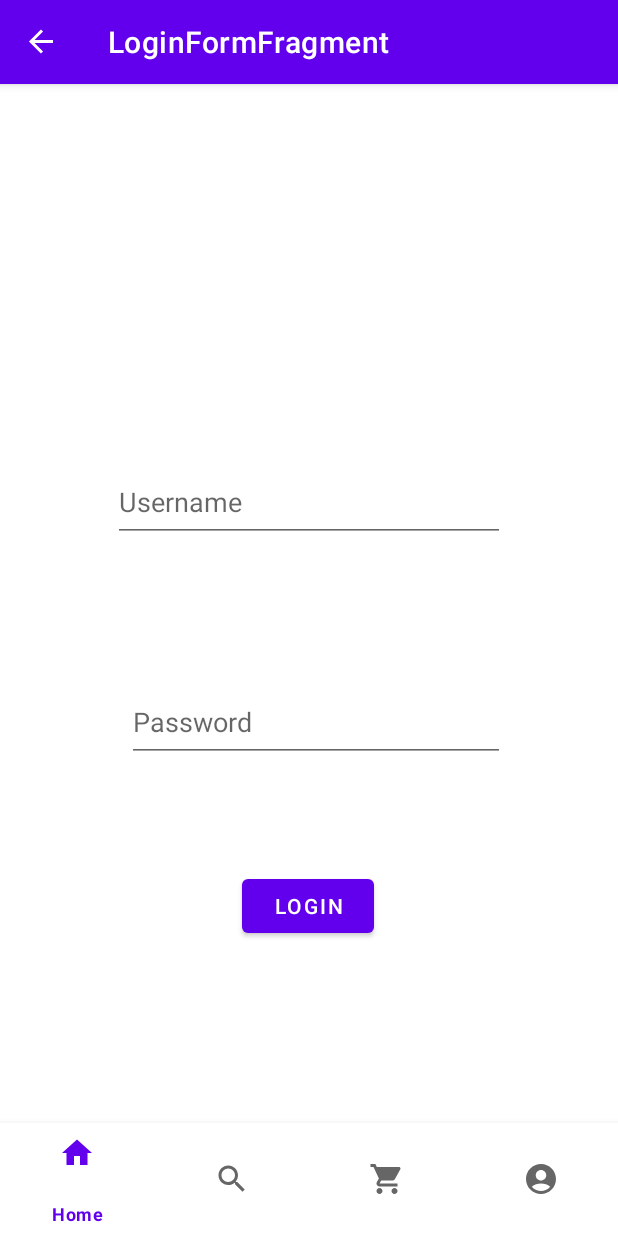
After one commit to UNH-Android-Fall2022/GroceryDeliveryApp-Adesh-Preyash, an Android app: the LoginFormFragment screen opened through its navigation route, on a phone screen of 412 x 824 dp. The commit adds this screen. Run offline under Robolectric (Android 15) with nearby library versions, the phone set to English and light mode, and no system bars; our stand-ins replace Firebase (no records; nobody signed in at launch, a user with empty details on screens opened directly), navigation-ui.

Commit message:
Database call implemented | Create login functionality (Incomplete)

```diff
--- a/app/build.gradle
+++ b/app/build.gradle
@@ -9,7 +9,7 @@ android {
     compileSdk 32
 
     defaultConfig {
-        applicationId "com.example.pianifit_app"
+        applicationId "com.example.grocerydelivery"
         minSdk 30
         targetSdk 32
         versionCode 1
--- a/app/src/main/java/com/example/grocerydelivery/ui/home/HomeFragment.kt
+++ b/app/src/main/java/com/example/grocerydelivery/ui/home/HomeFragment.kt
@@ -38,7 +38,7 @@ class HomeFragment : Fragment() {
 
         binding.buttonLogin.setOnClickListener{
             Log.d(ContentValues.TAG,"Login Button Clicked")
-            val action=HomeFragmentDirections.actionNavigationHomeToLoginFragment()
+            val action=HomeFragmentDirections.actionNavigationHomeToLoginFormFragment()
             findNavController().navigate(action)
         }
         return root
--- /dev/null
+++ b/app/src/main/java/com/example/grocerydelivery/ui/login_user/LoginDetails.kt
@@ -0,0 +1,6 @@
+package com.example.grocerydelivery.ui.login_user
+
+data class LoginDetails ( var username:String="", var password:String="")
+{
+
+}
--- /dev/null
+++ b/app/src/main/java/com/example/grocerydelivery/ui/login_user/LoginFormFragment.kt
@@ -0,0 +1,99 @@
+package com.example.grocerydelivery.ui.login_user
+
+import com.example.grocerydelivery.databinding.FragmentLoginUserBinding
+import android.os.Bundle
+import android.util.Log
+import android.view.LayoutInflater
+import android.view.View
+import android.view.ViewGroup
+import android.widget.TextView
+import androidx.fragment.app.Fragment
+import androidx.lifecycle.ViewModelProvider
+import com.google.firebase.firestore.ktx.firestore
+import com.google.firebase.ktx.Firebase
+
+class LoginFormFragment : Fragment() {
+
+    private var _binding: FragmentLoginUserBinding? = null
+
+    // This property is only valid between onCreateView and
+    // onDestroyView.
+    private val binding get() = _binding!!
+    private val db = Firebase.firestore
+    private var currentUser: String=""
+    private var users:MutableList<LoginDetails> = arrayListOf()
+    private val TAG="GroceryAndroidDebug"
+
+    override fun onCreateView(
+        inflater: LayoutInflater,
+        container: ViewGroup?,
+        savedInstanceState: Bundle?
+    ): View {
+        val notificationsViewModel =
+            ViewModelProvider(this).get(LoginFormViewModel::class.java)
+
+        _binding = FragmentLoginUserBinding.inflate(inflater, container, false)
+        val root: View = binding.root
+        //user_match()
+        user_authentication()
+
+        user_match()
+
+        return root
+    }
+
+    override fun onDestroyView() {
+        super.onDestroyView()
+        _binding = null
+    }
+
+    private fun user_authentication()
+    {
+        val password=binding.passwordInput
+        val username=binding.usernameInput
+
+        db.collection("user").get().
+        addOnSuccessListener { documents ->
+            users = mutableListOf()
+            for (document in documents) {
+                Log.d("GROCERY db data", "${document.id}=> ${document.data}")
+                val user_info = document.toObject(LoginDetails::class.java)
+
+                Log.d("GROCERY text output", user_info.username)
+                Log.d(TAG, "Reaching there 1")
+                users.add(user_info)
+                Log.d(TAG, "Reaching there 2")
+                for (user_details in users) {
+                    println("Users:")
+                    println(user_details)
+                    Log.d(TAG, "Reaching there 3")
+                    /*
+                    binding.button1.setOnClickListener {
+                        if (password.text.toString() == user_details.password.toString() && username.text.toString() == user_details.username.toString())
+                        {
+                            currentUser=username.text.toString()
+                            Log.d(TAG, "Login details match")
+                        }
+
+                    }
+
+                     */
+                }
+            }
+        }
+            .addOnFailureListener { exception ->
+                Log.w(TAG, "Error getting documents", exception)
+                Log.d("GROCERY", "Error getting documents", exception)
+            }
+    }
+
+    fun user_match()
+    {
+        Log.d(TAG, "Reaching there 4")
+        for (user_details in users) {
+            println("Outside db call Users:")
+            println(user_details.username)
+
+        }
+    }
+}
--- /dev/null
+++ b/app/src/main/java/com/example/grocerydelivery/ui/login_user/LoginFormViewModel.kt
@@ -0,0 +1,13 @@
+package com.example.grocerydelivery.ui.login_user
+
+import androidx.lifecycle.LiveData
+import androidx.lifecycle.MutableLiveData
+import androidx.lifecycle.ViewModel
+
+class LoginFormViewModel : ViewModel() {
+
+    private val _text = MutableLiveData<String>().apply {
+        value = "This is LoginForm Fragment"
+    }
+    val text: LiveData<String> = _text
+}
--- /dev/null
+++ b/app/src/main/java/com/example/grocerydelivery/ui/search/Sample.kt
@@ -0,0 +1,5 @@
+package com.example.grocerydelivery.ui.search
+
+data class Sample (var info: String="") {
+
+}
--- /dev/null
+++ b/app/src/main/res/layout/fragment_login_user.xml
@@ -0,0 +1,45 @@
+<?xml version="1.0" encoding="utf-8"?>
+<androidx.constraintlayout.widget.ConstraintLayout xmlns:android="http://schemas.android.com/apk/res/android"
+    xmlns:app="http://schemas.android.com/apk/res-auto"
+    xmlns:tools="http://schemas.android.com/tools"
+    android:layout_width="match_parent"
+    android:layout_height="match_parent">
+
+    <EditText
+        android:id="@+id/password_input"
+        android:layout_width="252dp"
+        android:layout_height="53dp"
+        android:layout_marginBottom="72dp"
+        android:hint="Password"
+        android:inputType="textPassword"
+        app:layout_constraintBottom_toTopOf="@+id/button1"
+        app:layout_constraintEnd_toEndOf="parent"
+        app:layout_constraintHorizontal_bias="0.528"
+        app:layout_constraintStart_toStartOf="parent"
+        tools:ignore="MissingConstraints" />
+
+    <EditText
+        android:id="@+id/username_input"
+        android:layout_width="261dp"
+        android:layout_height="53dp"
+        android:hint="Username"
+        app:layout_constraintBottom_toTopOf="@+id/password_input"
+        app:layout_constraintEnd_toEndOf="parent"
+        app:layout_constraintStart_toStartOf="parent"
+        app:layout_constraintTop_toTopOf="parent"
+        app:layout_constraintVertical_bias="0.73" />
+
+    <Button
+        android:id="@+id/button1"
+        android:layout_width="wrap_content"
+        android:layout_height="wrap_content"
+        android:layout_marginBottom="196dp"
+        android:onClick="login"
+        android:text="@string/Login"
+        app:layout_constraintBottom_toBottomOf="parent"
+        app:layout_constraintEnd_toEndOf="parent"
+        app:layout_constraintHorizontal_bias="0.498"
+        app:layout_constraintStart_toStartOf="parent" />
+
+
+</androidx.constraintlayout.widget.ConstraintLayout>
--- a/app/src/main/res/navigation/mobile_navigation.xml
+++ b/app/src/main/res/navigation/mobile_navigation.xml
@@ -15,8 +15,8 @@
         android:name="com.example.grocerydelivery.ui.home.HomeFragment"
         android:label="HomeFragment" >
         <action
-            android:id="@+id/action_navigation_home_to_loginFragment"
-            app:destination="@id/loginFragment" />
+            android:id="@+id/action_navigation_home_to_loginFormFragment"
+            app:destination="@id/loginFormFragment" />
     </fragment>
     <fragment
         android:id="@+id/navigation_profile"
@@ -27,8 +27,7 @@
         android:name="com.example.grocerydelivery.ui.search.SearchFragment"
         android:label="SearchFragment" />
     <fragment
-        android:id="@+id/loginFragment"
-        android:name="com.example.grocerydelivery.ui.ui.login.LoginFragment"
-        android:label="fragment_login"
-        tools:layout="@layout/fragment_login" />
+        android:id="@+id/loginFormFragment"
+        android:name="com.example.grocerydelivery.ui.login_user.LoginFormFragment"
+        android:label="LoginFormFragment" />
 </navigation>
--- a/app/src/main/res/values/strings.xml
+++ b/app/src/main/res/values/strings.xml
@@ -17,4 +17,7 @@
     <string name="sign_in">Sign In</string>
     <string name="type_your_password">Type Your Password</string>
     <string name="type_your_email">Type your Email</string>
+    <!-- TODO: Remove or change this placeholder text -->
+    <string name="hello_blank_fragment">Hello blank fragment</string>
+    <string name="Login">Login</string>
 </resources>
```
Also changed, not shown: app/src/main/java/com/example/grocerydelivery/ui/cart/CartAdapter.kt (+0 -54 lines), app/src/main/java/com/example/grocerydelivery/ui/search/SearchFragment.kt (+28 -0 lines), app/src/main/java/com/example/grocerydelivery/ui/ui/login/LoggedInUserView.kt (deleted, +0 -9 lines), app/src/main/java/com/example/grocerydelivery/ui/ui/login/LoginFormState.kt (deleted, +0 -10 lines), app/src/main/java/com/example/grocerydelivery/ui/ui/login/LoginFragment.kt (deleted, +0 -130 lines), app/src/main/java/com/example/grocerydelivery/ui/ui/login/LoginResult.kt (deleted, +0 -9 lines), app/src/main/java/com/example/grocerydelivery/ui/ui/login/LoginViewModel.kt (deleted, +0 -54 lines), app/src/main/java/com/example/grocerydelivery/ui/ui/login/LoginViewModelFactory.kt (deleted, +0 -25 lines), app/src/main/res/layout/fragment_login.xml (deleted, +0 -78 lines), app/src/main/res/layout/login_form.xml (deleted, +0 -84 lines), 2 other files.
